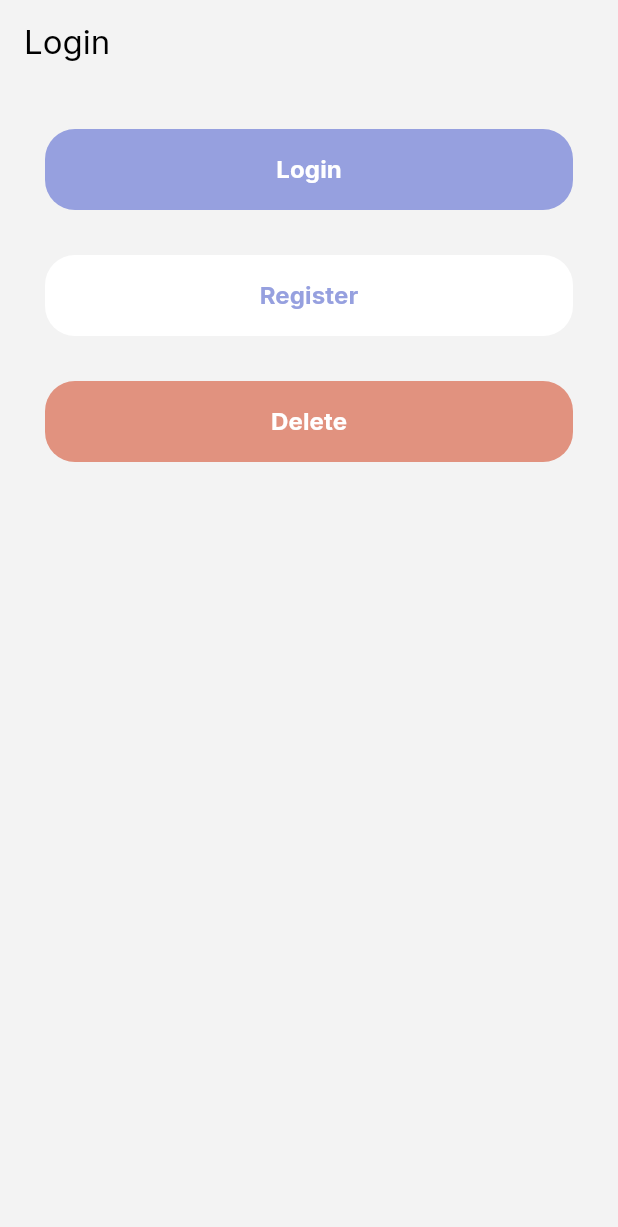
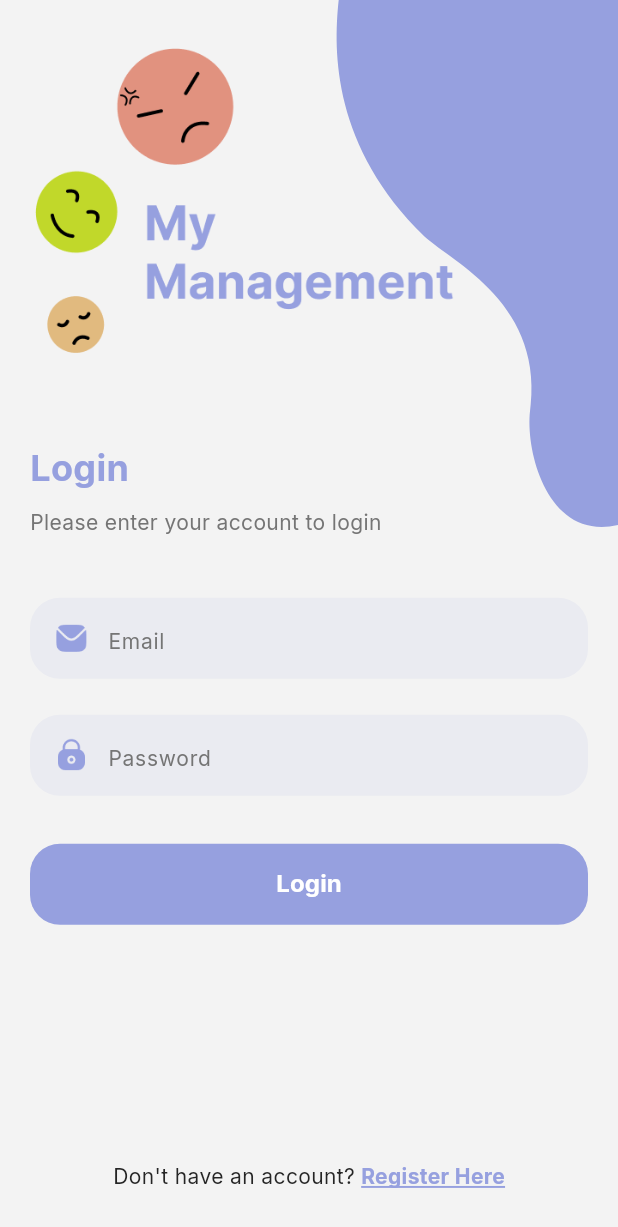
Before and after one commit to iNeradipZmalup/my_management_client, a Flutter app: the screen it shows after launch, on a phone screen of 412 x 824 dp. Shown: the top 1227 px of the screen. Run offline on Flutter 3.47's test engine with Material 3 defaults, Android fonts, the phone set to English and light mode, and no system bars; our stand-ins replace flutter_dotenv, fluttertoast, gap, get, google_fonts; missing offline and left inert: d_session, fd_log.

Commit message:
Implement login functionality with input validation and session management

```diff
--- /dev/null
+++ b/lib/presentation/controllers/login_controller.dart
@@ -0,0 +1,47 @@
+import 'package:get/get.dart';
+import 'package:my_management_client/common/enums.dart';
+import 'package:my_management_client/core/session.dart';
+import 'package:my_management_client/data/datasources/user_remote_data_source.dart';
+
+class LoginController extends GetxController {
+  final _state = LoginState(message: '', statusRequest: StatusRequest.init).obs;
+
+  LoginState get state => _state.value;
+  set state(LoginState n) => _state.value = n;
+
+  Future<LoginState> executeRequest(String email, String password) async {
+    state = state.copyWith(statusRequest: StatusRequest.loading);
+
+    final (success, message, user) = await UserRemoteDataSource.login(
+      email,
+      password,
+    );
+
+    if (success) {
+      Session.saveUser(user!.toJson());
+    }
+
+    state = state.copyWith(
+      statusRequest: success ? StatusRequest.success : StatusRequest.failed,
+      message: message,
+    );
+
+    return state;
+  }
+
+  static delete() => Get.delete<LoginController>(force: true);
+}
+
+class LoginState {
+  final StatusRequest statusRequest;
+  final String message;
+
+  LoginState({required this.statusRequest, required this.message});
+
+  LoginState copyWith({StatusRequest? statusRequest, String? message}) {
+    return LoginState(
+      statusRequest: statusRequest ?? this.statusRequest,
+      message: message ?? this.message,
+    );
+  }
+}
--- a/lib/presentation/pages/login_page.dart
+++ b/lib/presentation/pages/login_page.dart
@@ -1,7 +1,15 @@
 import 'package:flutter/material.dart';
 import 'package:gap/gap.dart';
+import 'package:get/get.dart';
+import 'package:my_management_client/common/app_color.dart';
+import 'package:my_management_client/common/enums.dart';
+import 'package:my_management_client/common/info.dart';
+import 'package:my_management_client/presentation/pages/dashboard_page.dart';
 import 'package:my_management_client/presentation/pages/register_page.dart';
 import 'package:my_management_client/presentation/widgets/custom_button.dart';
+import 'package:my_management_client/presentation/widgets/input_auth.dart';
+import 'package:my_management_client/presentation/widgets/top_clip_painter.dart';
+import '../controllers/login_controller.dart';
 
 class LoginPage extends StatefulWidget {
   const LoginPage({super.key});
@@ -13,23 +21,189 @@ class LoginPage extends StatefulWidget {
 }
 
 class _LoginPageState extends State<LoginPage> {
+  final loginController = Get.put(LoginController());
+  final emailController = TextEditingController();
+  final passwordController = TextEditingController();
+
+  void gotoRegister() {
+    Navigator.pushReplacementNamed(context, RegisterPage.routeName);
+  }
+
+  void login() async {
+    String email = emailController.text;
+    String password = passwordController.text;
+
+    if (email == '') {
+      Info.failed('Email must be filled');
+
+      return;
+    }
+
+    if (!GetUtils.isEmail(email)) {
+      Info.failed('Email not valid');
+
+      return;
+    }
+
+    if (password == '') {
+      Info.failed('Password must be filled');
+
+      return;
+    }
+
+    final state = await loginController.executeRequest(email, password);
+
+    if (state.statusRequest == StatusRequest.failed) {
+      Info.failed(state.message);
+
+      return;
+    }
+
+    if (state.statusRequest == StatusRequest.success) {
+      Info.success(state.message);
+
+      if (mounted) {
+        Navigator.pushReplacementNamed(context, DashboardPage.routeName);
+      }
+
+      return;
+    }
+  }
+
+  @override
+  void dispose() {
+    LoginController.delete();
+    super.dispose();
+  }
+
   @override
   Widget build(BuildContext context) {
     return Scaffold(
-      appBar: AppBar(title: Text('Login')),
-      body: ListView(
-        padding: EdgeInsets.all(30),
+      body: LayoutBuilder(
+        builder: (context, constraints) {
+          return SingleChildScrollView(
+            child: ConstrainedBox(
+              constraints: BoxConstraints(minHeight: constraints.maxHeight),
+              child: Column(
+                mainAxisAlignment: MainAxisAlignment.spaceBetween,
+                children: [
+                  Column(
+                    children: [buildHeader(), const Gap(40), buildInput()],
+                  ),
+                  buildRegisterNavigation(),
+                ],
+              ),
+            ),
+          );
+        },
+      ),
+    );
+  }
+
+  Widget buildHeader() {
+    return Stack(
+      children: [
+        const Align(alignment: Alignment.topRight, child: TopClipPainter()),
+        Column(
+          crossAxisAlignment: CrossAxisAlignment.start,
+          children: [
+            Gap(MediaQuery.paddingOf(context).top),
+            Image.asset(
+              'assets/images/logo_auth.png',
+              width: double.infinity,
+              fit: BoxFit.fitWidth,
+            ),
+            const Gap(45),
+            const Padding(
+              padding: EdgeInsets.symmetric(horizontal: 20),
+              child: Column(
+                crossAxisAlignment: CrossAxisAlignment.start,
+                children: [
+                  Text(
+                    'Login',
+                    style: TextStyle(
+                      fontWeight: FontWeight.bold,
+                      fontSize: 24,
+                      color: AppColor.primary,
+                    ),
+                  ),
+                  Gap(10),
+                  Text(
+                    'Please enter your account to login',
+                    style: TextStyle(fontSize: 14, color: AppColor.textBody),
+                  ),
+                ],
+              ),
+            ),
+          ],
+        ),
+      ],
+    );
+  }
+
+  Widget buildInput() {
+    return Padding(
+      padding: const EdgeInsets.symmetric(horizontal: 20),
+      child: Column(
         children: [
-          ButtonPrimary(
-            onPressed: () {
-              Navigator.pushReplacementNamed(context, RegisterPage.routeName);
-            },
-            title: 'Login',
+          InputAuth(
+            controller: emailController,
+            hint: 'Email',
+            icon: 'assets/icons/email.png',
           ),
-          const Gap(30),
-          ButtonSecondary(onPressed: () {}, title: 'Register'),
-          const Gap(30),
-          ButtonDelete(onPressed: () {}, title: 'Delete'),
+          const Gap(24),
+          InputAuth(
+            controller: passwordController,
+            hint: 'Password',
+            obscureText: true,
+            icon: 'assets/icons/lock.png',
+          ),
+          const Gap(32),
+          Obx(() {
+            final state = loginController.state;
+
+            if (state.statusRequest == StatusRequest.loading) {
+              return const Center(child: CircularProgressIndicator());
+            }
+
+            return SizedBox(
+              width: double.infinity,
+              child: ButtonPrimary(onPressed: login, title: 'Login'),
+            );
+          }),
+        ],
+      ),
+    );
+  }
+
+  Widget buildRegisterNavigation() {
+    return Padding(
+      padding: const EdgeInsets.symmetric(vertical: 30),
+      child: Row(
+        mainAxisAlignment: MainAxisAlignment.center,
+        children: [
+          const Text(
+            'Don\'t have an account?',
+            style: TextStyle(
+              fontWeight: FontWeight.w400,
+              fontSize: 14,
+              color: AppColor.textTitle,
+            ),
+          ),
+          const Gap(4),
+          InkWell(
+            onTap: gotoRegister,
+            child: const Text(
+              'Register Here',
+              style: TextStyle(
+                fontWeight: FontWeight.bold,
+                fontSize: 14,
+                color: AppColor.primary,
+                decoration: TextDecoration.underline,
+                decorationColor: AppColor.primary,
+              ),
+            ),
+          ),
         ],
       ),
     );
```
